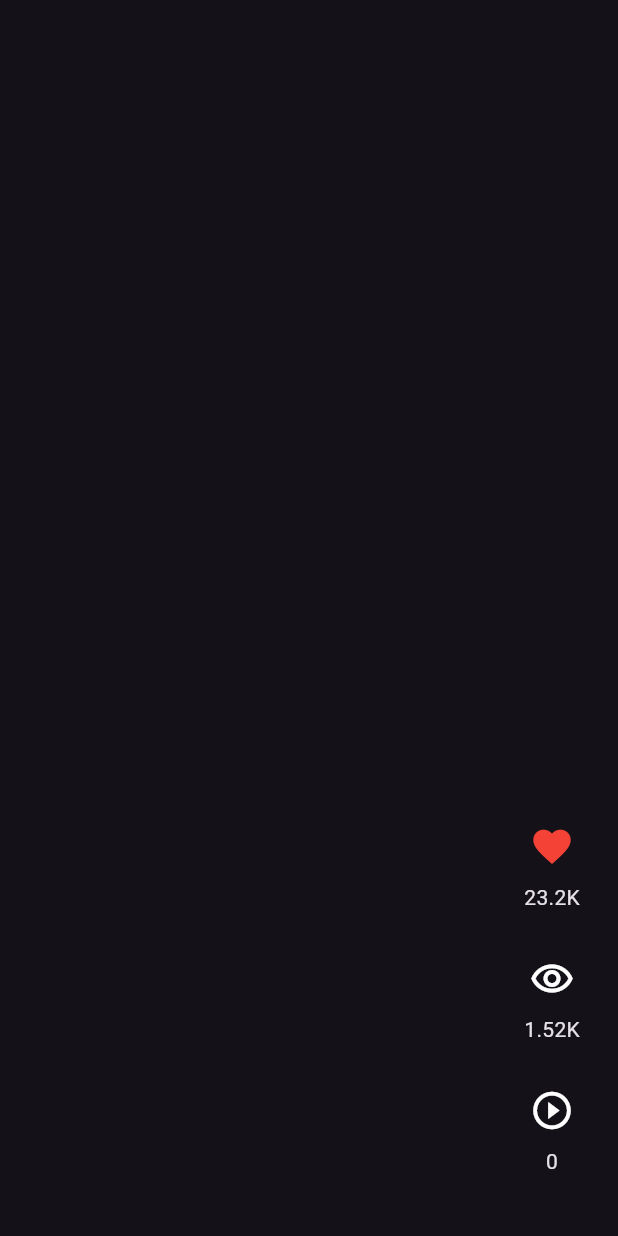
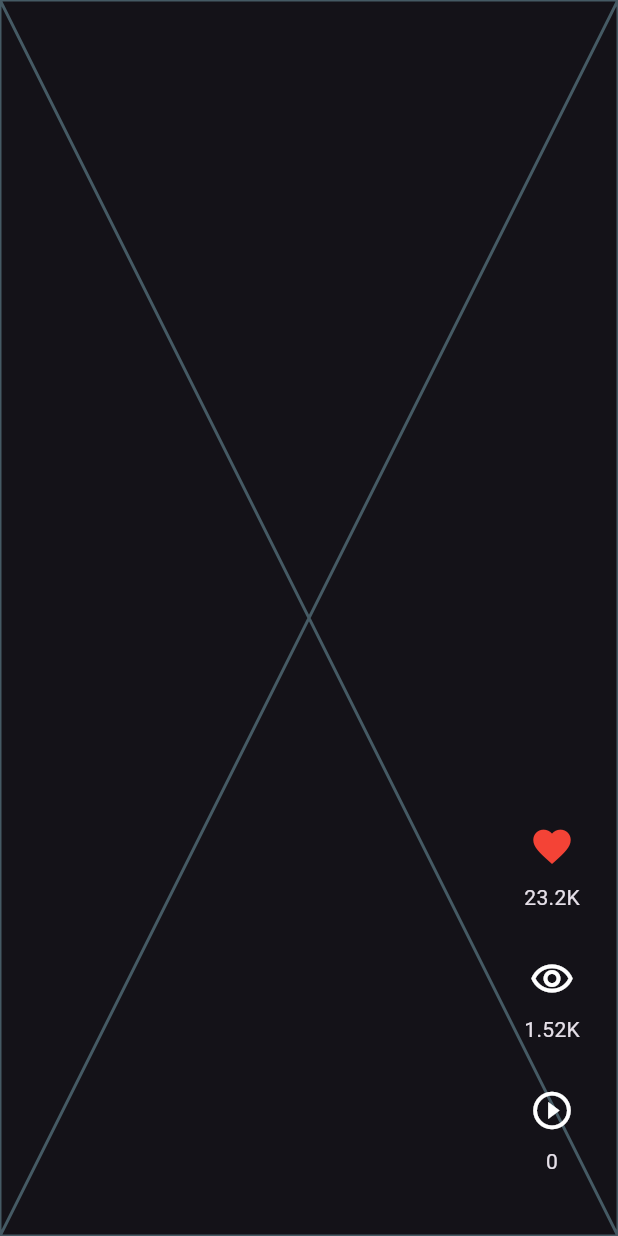
Before and after one commit to fellgar246/flutter_toktik, a Flutter app: the screen it shows after launch, on a phone screen of 412 x 824 dp. Run offline on Flutter 3.47's test engine with Material 3 defaults, Android fonts, the phone set to English and light mode, and no system bars; our stand-ins replace animate_do.

```diff
--- a/lib/presentation/widgets/shared/video_scrollable_view.dart
+++ b/lib/presentation/widgets/shared/video_scrollable_view.dart
@@ -1,6 +1,7 @@
 import 'package:flutter/material.dart';
 import 'package:toktik/domain/entities/video_post.dart';
 import 'package:toktik/presentation/widgets/shared/video_buttons.dart';
+import 'package:toktik/presentation/widgets/video/fullscreen_player.dart';
 
 class VideoScrollableView extends StatelessWidget {
   final List<VideoPost> videos;
@@ -22,7 +23,11 @@ class VideoScrollableView extends StatelessWidget {
           return Stack(
             children: [
               // Video Player + gradient
-
+              SizedBox.expand(
+                  child: FullScreenPlayer(
+                caption: videoPost.caption,
+                videoUrl: videoPost.videoUrl,
+              )),
               // Botones
               Positioned(
                   bottom: 40, right: 20, child: VideoButtons(video: videoPost))
--- /dev/null
+++ b/lib/presentation/widgets/video/fullscreen_player.dart
@@ -0,0 +1,14 @@
+import 'package:flutter/material.dart';
+
+class FullScreenPlayer extends StatelessWidget {
+  final String videoUrl;
+  final String caption;
+
+  const FullScreenPlayer(
+      {super.key, required this.videoUrl, required this.caption});
+
+  @override
+  Widget build(BuildContext context) {
+    return const Placeholder();
+  }
+}
```
Also changed, not shown: 1 other file.
